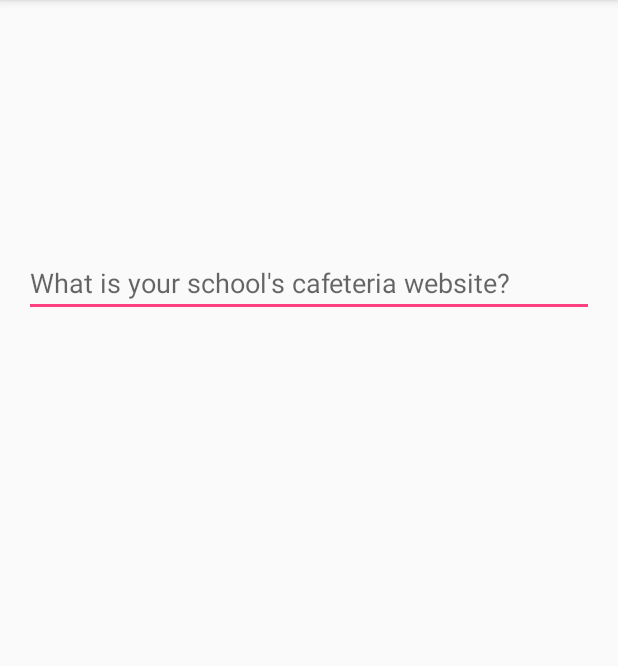
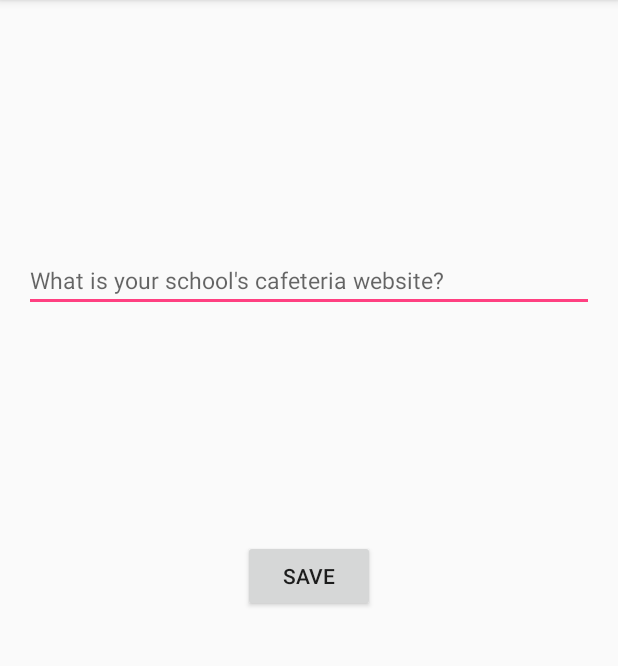
Before and after one commit to UHMC/Educational_Beacons, an Android app: the SetupActivity screen opened directly, with no data from a screen before it, on a phone screen of 412 x 824 dp, the part 84-750 px from its top. Run offline under Robolectric (Android 15) with nearby library versions, the phone set to English and light mode, and no system bars.

Commit message:
Add I/O to save cafeteria website to file at setup

```diff
--- a/app/src/main/java/edu/hawaii/maui/index/educationalbeacons/MonitoringActivity.java
+++ b/app/src/main/java/edu/hawaii/maui/index/educationalbeacons/MonitoringActivity.java
@@ -1,6 +1,6 @@
 package edu.hawaii.maui.index.educationalbeacons;
 
-import android.app.Application;
+
 import android.content.Intent;
 import android.support.v7.app.AppCompatActivity;
 import android.os.Bundle;
--- a/app/src/main/res/layout/activity_setup.xml
+++ b/app/src/main/res/layout/activity_setup.xml
@@ -9,7 +9,7 @@
     android:paddingTop="@dimen/activity_vertical_margin"
     tools:context="edu.hawaii.maui.index.educationalbeacons.SetupActivity">
     <EditText
-        android:id="@+id/email_address"
+        android:id="@+id/website"
         android:layout_width="fill_parent"
         android:layout_height="wrap_content"
         android:hint="What is your school's cafeteria website?"
@@ -17,5 +17,15 @@
         android:layout_alignParentTop="true"
         android:layout_alignParentLeft="true"
         android:layout_alignParentStart="true"
-        android:layout_marginTop="150dp" />
+        android:layout_marginTop="150dp"
+        android:textSize="15dp"/>
+
+    <Button
+        android:layout_width="wrap_content"
+        android:layout_height="wrap_content"
+        android:text="Save"
+        android:id="@+id/button4"
+        android:layout_centerVertical="true"
+        android:layout_centerHorizontal="true"
+        android:onClick="submit"/>
 </RelativeLayout>
```
Also changed, not shown: app/src/main/java/edu/hawaii/maui/index/educationalbeacons/MainActivity.java (+10 -1 lines), app/src/main/java/edu/hawaii/maui/index/educationalbeacons/SetupActivity.java (+30 -1 lines), app/src/main/res/layout/activity_main.xml (+11 -0 lines).
